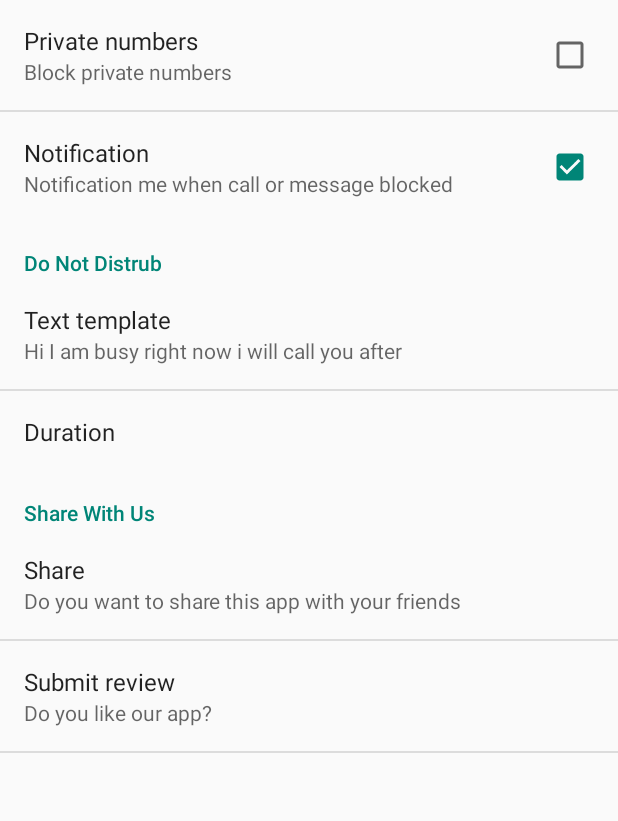
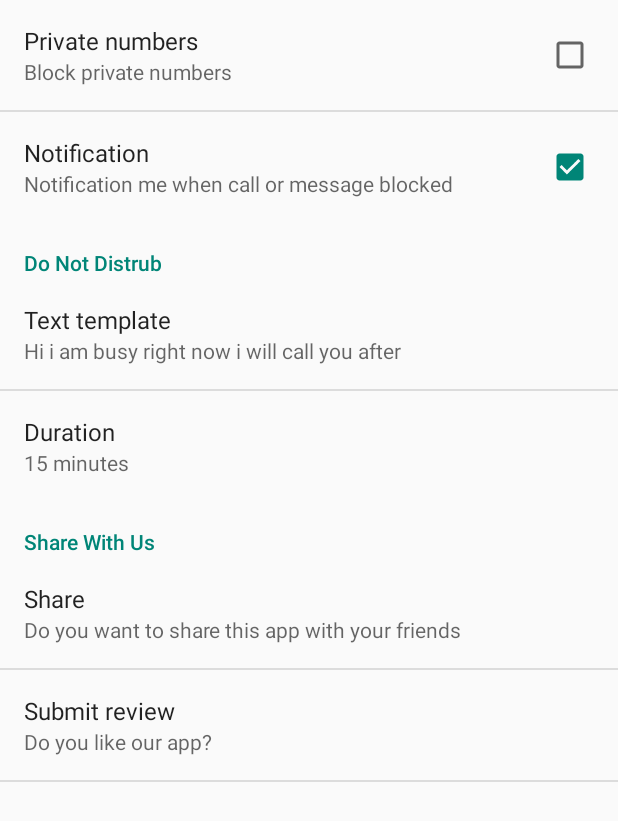
Before and after one commit to Rauf019/MyApplication, an Android app: the SettingsActivity screen opened directly, with no data from a screen before it, on a phone screen of 412 x 824 dp. Shown: the top 821 px of the screen. Run offline under Robolectric (Android 15) with nearby library versions, the light colour scheme and no system bars.

Commit message:
Merge branch 'master' of C:\Users\My_Computer\AndroidStudioProjects\MyApplication5 with conflicts.

```diff
--- a/app/build.gradle
+++ b/app/build.gradle
@@ -7,7 +7,7 @@ android {
 
     defaultConfig {
         applicationId "com.example.my_computer.myapplication"
-        minSdkVersion 10
+        minSdkVersion 11
         targetSdkVersion 18
         versionCode 1
         versionName "1.0"
@@ -32,9 +32,6 @@ dependencies {
     compile('com.fortysevendeg.swipelistview:swipelistview:1.0-SNAPSHOT@aar') {
         transitive = true
     }
-
-
-
     compile 'com.android.support:appcompat-v7:20.0.0'
     compile 'com.etsy.android.grid:library:1.0.5'
     compile 'com.android.support:support-v4:20.0.0'
--- a/app/src/main/java/com/example/my_computer/myapplication/SettingsActivity.java
+++ b/app/src/main/java/com/example/my_computer/myapplication/SettingsActivity.java
@@ -1,16 +1,13 @@
 package com.example.my_computer.myapplication;
 
-import android.content.Context;
 import android.content.Intent;
-import android.content.res.Configuration;
 import android.net.Uri;
 import android.os.Bundle;
-import android.preference.CheckBoxPreference;
 import android.preference.ListPreference;
 import android.preference.Preference;
 import android.preference.PreferenceActivity;
-import android.preference.PreferenceCategory;
 import android.preference.PreferenceManager;
+
 
 public class SettingsActivity extends PreferenceActivity {
 
@@ -27,21 +24,10 @@ public class SettingsActivity extends PreferenceActivity {
 
                 ListPreference listPreference = (ListPreference) preference;
                 int index = listPreference.findIndexOfValue(stringValue);
-
-                // Set the summary to reflect the new value.
                 preference.setSummary(
                         index >= 0
                                 ? listPreference.getEntries()[index]
                                 : null);
-
-
-            } else if (preference instanceof CheckBoxPreference) {
-
-                CheckBoxPreference checkBoxPreference = (CheckBoxPreference) preference;
-                if (checkBoxPreference.isChecked()) {
-
-
-                }
 
 
             } else if (key.equals("key"))
@@ -50,7 +36,7 @@ public class SettingsActivity extends PreferenceActivity {
 
                 Intent emailIntent = new Intent(Intent.ACTION_SEND);
                 emailIntent.setType("text/plain");
-                emailIntent.putExtra(Intent.EXTRA_SUBJECT, "Try App !" + preference.getContext().getString(R.string.app_name) + "its great");
+                emailIntent.putExtra(Intent.EXTRA_SUBJECT, "Try App ! " + preference.getContext().getString(R.string.app_name) + " its great");
                 emailIntent.putExtra(Intent.EXTRA_TEXT, "I am using " + preference.getContext().getString(R.string.app_name) + " app  try this app its great !");
                 preference.setIntent((Intent.createChooser(emailIntent, "Share via")));
 
@@ -66,23 +52,12 @@ public class SettingsActivity extends PreferenceActivity {
             } else
 
             {
-
                 preference.setSummary(stringValue);
             }
 
             return true;
         }
     };
-
-    /**
-     * Helper method to determine if the device has an extra-large screen. For
-     * example, 10" tablets are extra-large.
-     */
-    private static boolean isXLargeTablet(Context context) {
-        return (context.getResources().getConfiguration().screenLayout
-                & Configuration.SCREENLAYOUT_SIZE_MASK) >= Configuration.SCREENLAYOUT_SIZE_XLARGE;
-    }
-
 
     private static void bindPreferenceSummaryToValue(Preference preference) {
 
@@ -110,16 +85,12 @@ public class SettingsActivity extends PreferenceActivity {
         setupSimplePreferencesScreen();
     }
 
-    /**
-     * Shows the simplified settings UI if the device configuration if the
-     * device configuration dictates that a simplified, single-pane UI should be
-     * shown.
-     */
+
     private void setupSimplePreferencesScreen() {
 
 
         try {
-            PreferenceCategory fakeHeader;
+
 
 //        addPreferencesFromResource(R.xml.pref_general);
 
@@ -141,7 +112,6 @@ public class SettingsActivity extends PreferenceActivity {
 
             bindPreferenceSummaryToValue(findPreference("key"));
             bindPreferenceSummaryToValue(findPreference("key1"));
-            bindPreferenceSummaryToValue(findPreference("notification"));
             bindPreferenceSummaryToValue(findPreference("duration"));
             bindPreferenceSummaryToValue(findPreference("temple"));
 
--- a/app/src/main/res/layout/list.xml
+++ b/app/src/main/res/layout/list.xml
@@ -8,7 +8,7 @@
     <ListView
         android:id="@+id/listView"
         android:layout_width="match_parent"
-        android:layout_height="wrap_content"
+        android:layout_height="match_parent"
         android:layout_alignParentBottom="true"
         android:fastScrollEnabled="true" />
 
--- a/app/src/main/res/xml/pref_notification.xml
+++ b/app/src/main/res/xml/pref_notification.xml
@@ -16,18 +16,15 @@
     <PreferenceCategory android:title="Do Not Distrub">
         <EditTextPreference
             android:layout_width="wrap_content"
-            android:defaultValue="Hi I am busy right now i will call you after"
-            android:ems="4"
+            android:defaultValue="Hi i am busy right now i will call you after"
             android:inputType="text"
             android:key="temple"
-            android:maxEms="4"
-
             android:summary="Enter text template"
             android:title="Text template"
 
             />
         <ListPreference
-            android:defaultValue="1"
+            android:defaultValue="15 minutes"
             android:entries="@array/duration"
             android:entryValues="@array/duration"
             android:key="duration"
```
Also changed, not shown: app/src/main/AndroidManifest.xml (+0 -21 lines), app/src/main/java/com/example/my_computer/myapplication/FullscreenActivity.java (+6 -4 lines), app/src/main/java/com/example/my_computer/myapplication/MyActivity.java (+6 -14 lines), app/src/main/java/com/example/my_computer/myapplication/ServiceReceiver.java (+20 -8 lines), 1 other file.
